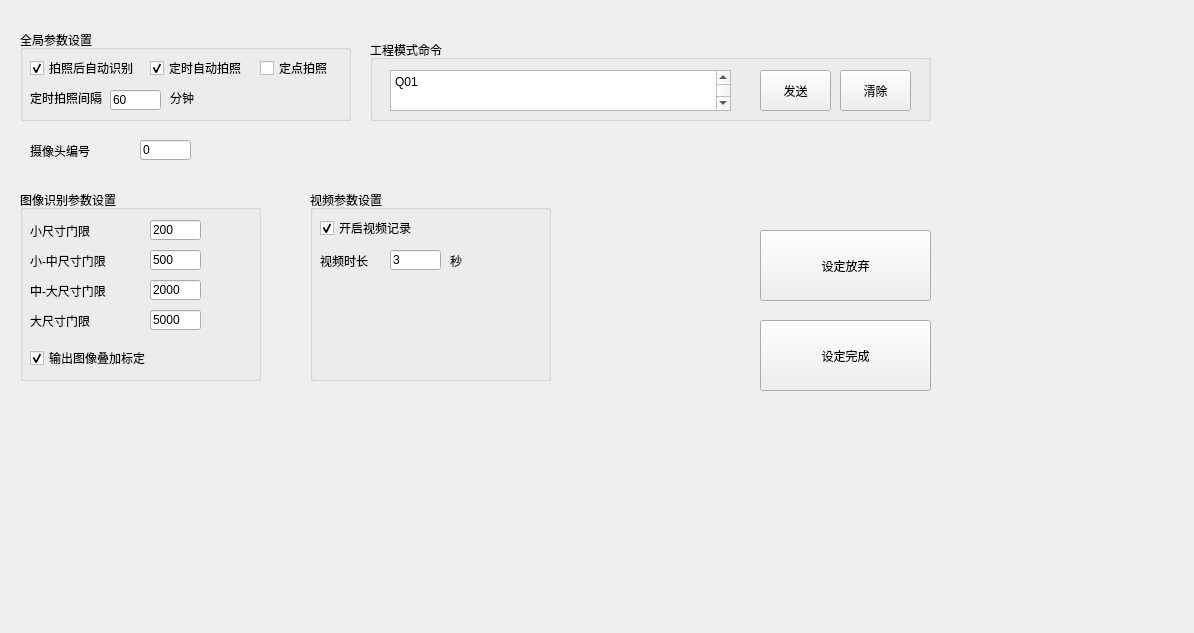
Before: the Qt Designer form cebs/form_qt/cebsGparForm.ui in Baxianxiahai/med, drawn with Qt 5.
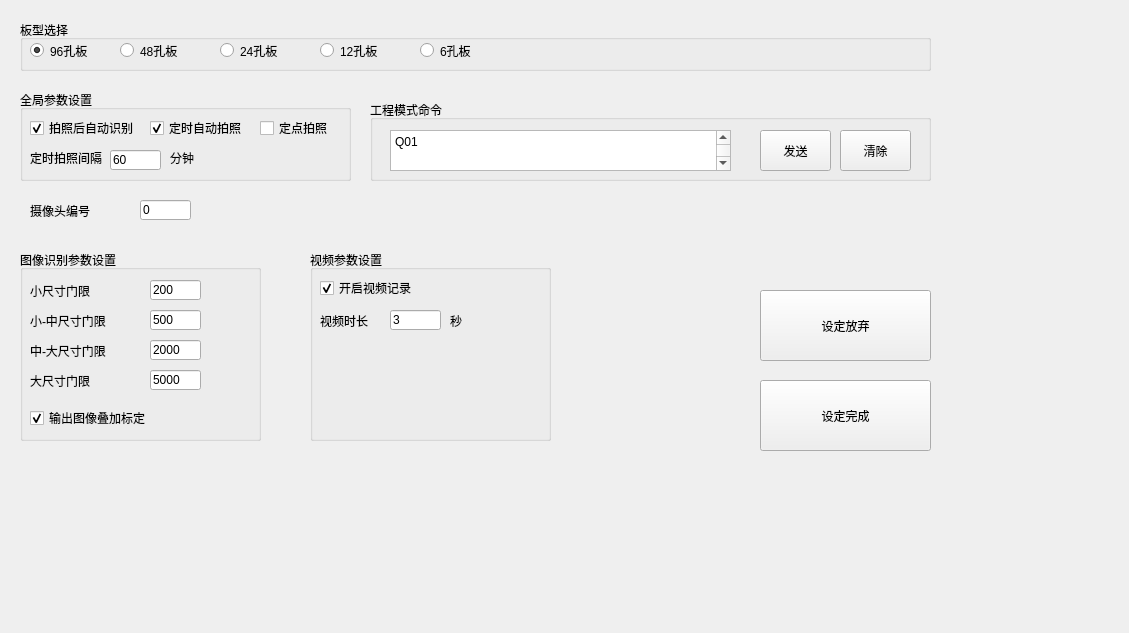
After: the same form once the commit is applied.

```diff
--- a/cebs/form_qt/cebsGparForm.ui
+++ b/cebs/form_qt/cebsGparForm.ui
@@ -6,7 +6,7 @@
    <rect>
     <x>0</x>
     <y>0</y>
-    <width>1194</width>
+    <width>1129</width>
     <height>633</height>
    </rect>
   </property>
@@ -17,7 +17,7 @@
    <property name="geometry">
     <rect>
      <x>20</x>
-     <y>30</y>
+     <y>90</y>
      <width>331</width>
      <height>91</height>
     </rect>
@@ -117,7 +117,7 @@
    <property name="geometry">
     <rect>
      <x>20</x>
-     <y>190</y>
+     <y>250</y>
      <width>241</width>
      <height>191</height>
     </rect>
@@ -250,7 +250,7 @@
    <property name="geometry">
     <rect>
      <x>760</x>
-     <y>320</y>
+     <y>380</y>
      <width>171</width>
      <height>71</height>
     </rect>
@@ -263,7 +263,7 @@
    <property name="geometry">
     <rect>
      <x>370</x>
-     <y>40</y>
+     <y>100</y>
      <width>561</width>
      <height>81</height>
     </rect>
@@ -346,7 +346,7 @@
    <property name="geometry">
     <rect>
      <x>760</x>
-     <y>230</y>
+     <y>290</y>
      <width>171</width>
      <height>71</height>
     </rect>
@@ -359,7 +359,7 @@
    <property name="geometry">
     <rect>
      <x>140</x>
-     <y>140</y>
+     <y>200</y>
      <width>51</width>
      <height>20</height>
     </rect>
@@ -372,7 +372,7 @@
    <property name="geometry">
     <rect>
      <x>30</x>
-     <y>140</y>
+     <y>200</y>
      <width>111</width>
      <height>21</height>
     </rect>
@@ -385,7 +385,7 @@
    <property name="geometry">
     <rect>
      <x>310</x>
-     <y>190</y>
+     <y>250</y>
      <width>241</width>
      <height>191</height>
     </rect>
@@ -449,6 +449,99 @@
     </property>
    </widget>
   </widget>
+  <widget class="QGroupBox" name="groupBox_gpar_bts">
+   <property name="geometry">
+    <rect>
+     <x>20</x>
+     <y>20</y>
+     <width>911</width>
+     <height>51</height>
+    </rect>
+   </property>
+   <property name="title">
+    <string>板型选择</string>
+   </property>
+   <widget class="QRadioButton" name="radioButton_gpar_bts_96">
+    <property name="geometry">
+     <rect>
+      <x>10</x>
+      <y>20</y>
+      <width>61</width>
+      <height>21</height>
+     </rect>
+    </property>
+    <property name="text">
+     <string>96孔板</string>
+    </property>
+    <property name="checked">
+     <bool>true</bool>
+    </property>
+   </widget>
+   <widget class="QRadioButton" name="radioButton_gpar_bts_48">
+    <property name="geometry">
+     <rect>
+      <x>100</x>
+      <y>20</y>
+      <width>61</width>
+      <height>21</height>
+     </rect>
+    </property>
+    <property name="text">
+     <string>48孔板</string>
+    </property>
+    <property name="checked">
+     <bool>false</bool>
+    </property>
+   </widget>
+   <widget class="QRadioButton" name="radioButton_gpar_bts_24">
+    <property name="geometry">
+     <rect>
+      <x>200</x>
+      <y>20</y>
+      <width>61</width>
+      <height>21</height>
+     </rect>
+    </property>
+    <property name="text">
+     <string>24孔板</string>
+    </property>
+    <property name="checked">
+     <bool>false</bool>
+    </property>
+   </widget>
+   <widget class="QRadioButton" name="radioButton_gpar_bts_12">
+    <property name="geometry">
+     <rect>
+      <x>300</x>
+      <y>20</y>
+      <width>61</width>
+      <height>21</height>
+     </rect>
+    </property>
+    <property name="text">
+     <string>12孔板</string>
+    </property>
+    <property name="checked">
+     <bool>false</bool>
+    </property>
+   </widget>
+   <widget class="QRadioButton" name="radioButton_gpar_bts_6">
+    <property name="geometry">
+     <rect>
+      <x>400</x>
+      <y>20</y>
+      <width>61</width>
+      <height>21</height>
+     </rect>
+    </property>
+    <property name="text">
+     <string>6孔板</string>
+    </property>
+    <property name="checked">
+     <bool>false</bool>
+    </property>
+   </widget>
+  </widget>
  </widget>
  <resources/>
  <connections>
```
Left out of the diff: 4 changed lines with no effect on the pictures.
